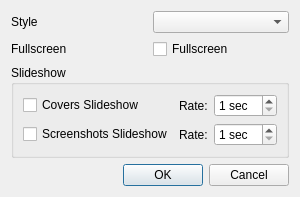
Old version of the form optionsdialog.ui in the repository HankHenshaw/GameTree.
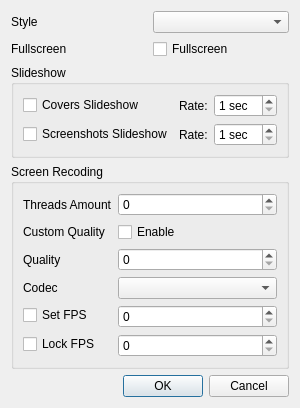
New version of the form.

Commit message: -Added Screen Recorder

```diff
--- a/optionsdialog.ui
+++ b/optionsdialog.ui
@@ -7,7 +7,7 @@
     <x>0</x>
     <y>0</y>
     <width>265</width>
-    <height>179</height>
+    <height>367</height>
    </rect>
   </property>
   <property name="windowTitle">
@@ -101,7 +101,7 @@
      </layout>
     </widget>
    </item>
-   <item row="3" column="0" colspan="2">
+   <item row="5" column="0" colspan="2">
     <widget class="QDialogButtonBox" name="buttonBox">
      <property name="orientation">
       <enum>Qt::Horizontal</enum>
@@ -111,6 +111,79 @@
      </property>
     </widget>
    </item>
+   <item row="4" column="0" colspan="2">
+    <widget class="QGroupBox" name="groupBoxRecording">
+     <property name="title">
+      <string>Screen Recoding</string>
+     </property>
+     <layout class="QFormLayout" name="formLayout">
+      <item row="0" column="0">
+       <widget class="QLabel" name="labelThread">
+        <property name="text">
+         <string>Threads Amount</string>
+        </property>
+       </widget>
+      </item>
+      <item row="0" column="1">
+       <widget class="QSpinBox" name="spinBoxThread"/>
+      </item>
+      <item row="2" column="0">
+       <widget class="QLabel" name="labelQuality">
+        <property name="text">
+         <string>Custom Quality</string>
+        </property>
+       </widget>
+      </item>
+      <item row="2" column="1">
+       <widget class="QCheckBox" name="checkBoxQuality">
+        <property name="text">
+         <string>Enable</string>
+        </property>
+       </widget>
+      </item>
+      <item row="3" column="0">
+       <widget class="QLabel" name="labelQualityValue">
+        <property name="text">
+         <string>Quality</string>
+        </property>
+       </widget>
+      </item>
+      <item row="3" column="1">
+       <widget class="QSpinBox" name="spinBoxQualityValue"/>
+      </item>
+      <item row="4" column="0">
+       <widget class="QLabel" name="labelCodec">
+        <property name="text">
+         <string>Codec</string>
+        </property>
+       </widget>
+      </item>
+      <item row="4" column="1">
+       <widget class="QComboBox" name="comboBoxCodec"/>
+      </item>
+      <item row="5" column="0">
+       <widget class="QCheckBox" name="checkBoxSetFps">
+        <property name="text">
+         <string>Set FPS</string>
+        </property>
+       </widget>
+      </item>
+      <item row="5" column="1">
+       <widget class="QSpinBox" name="spinBoxSetFps"/>
+      </item>
+      <item row="6" column="0">
+       <widget class="QCheckBox" name="checkBoxLockFps">
+        <property name="text">
+         <string>Lock FPS</string>
+        </property>
+       </widget>
+      </item>
+      <item row="6" column="1">
+       <widget class="QSpinBox" name="spinBoxLockFps"/>
+      </item>
+     </layout>
+    </widget>
+   </item>
   </layout>
  </widget>
  <resources/>
```
Left out of the diff: 44 changed lines with no effect on the pictures. The commit also changes 9 other files.
